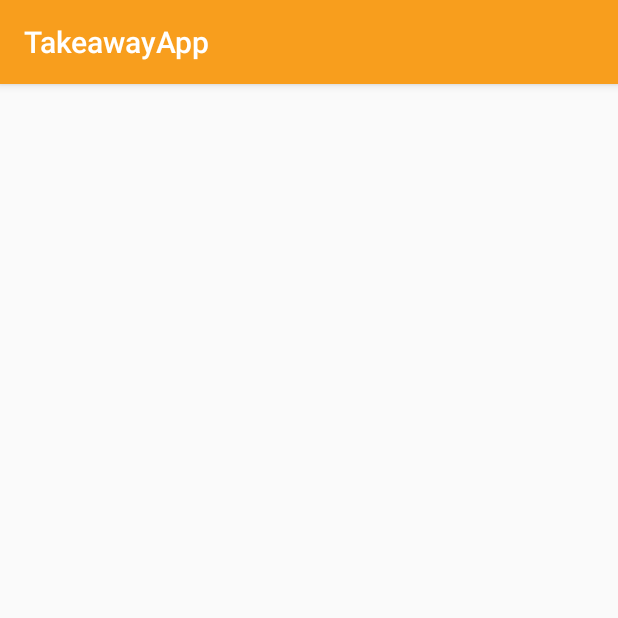
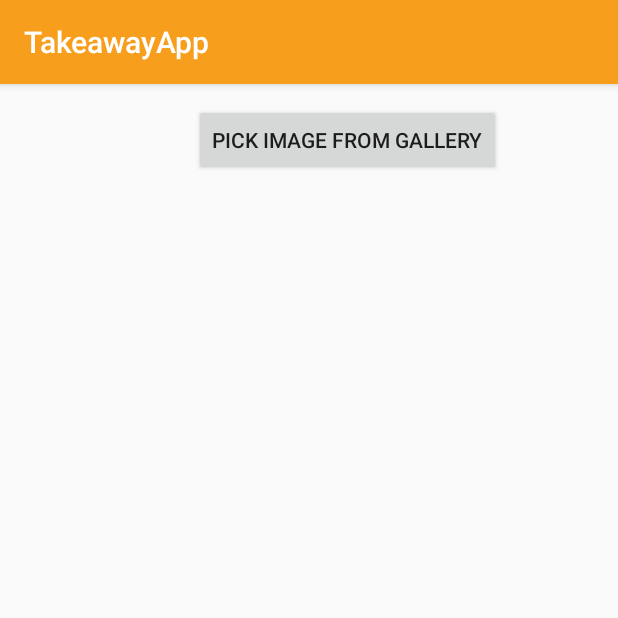
Before and after one commit to alisha-budhathoki/TakeAwayApp, an Android app: the UploadPicture screen opened directly, with no data from a screen before it, on a phone screen of 412 x 824 dp, the top half of it. Run offline under Robolectric (Android 15) with nearby library versions, the phone set to English and light mode, and no system bars; our stand-ins replace sdp/ssp sizes.

Commit message:
add dialog and open camera and gallery for image upload

```diff
--- a/app/src/main/AndroidManifest.xml
+++ b/app/src/main/AndroidManifest.xml
@@ -1,7 +1,7 @@
 <?xml version="1.0" encoding="utf-8"?>
 <manifest xmlns:android="http://schemas.android.com/apk/res/android"
     package="com.alisha.takeawayapp">
-
+    <uses-permission android:name="android.permission.READ_EXTERNAL_STORAGE" />
     <application
         android:allowBackup="true"
         android:icon="@mipmap/ic_launcher"
--- a/app/src/main/java/com/alisha/takeawayapp/UploadPicture.java
+++ b/app/src/main/java/com/alisha/takeawayapp/UploadPicture.java
@@ -2,13 +2,33 @@ package com.alisha.takeawayapp;
 
 import androidx.appcompat.app.AppCompatActivity;
 
+import android.content.Intent;
+import android.graphics.Color;
+import android.graphics.drawable.ColorDrawable;
 import android.os.Bundle;
+import android.provider.MediaStore;
+import android.view.View;
+import android.widget.ImageView;
 
 public class UploadPicture extends AppCompatActivity {
+    private static final int SELECTED_PIC = 1;
+    ImageView imageView;
 
     @Override
     protected void onCreate(Bundle savedInstanceState) {
         super.onCreate(savedInstanceState);
         setContentView(R.layout.activity_upload_picture);
+        imageView = (ImageView) findViewById(R.id.imageView);
     }
+    public void btnClick(View v) {
+        CustomDialogClass cdd = new CustomDialogClass(UploadPicture.this);
+//                cdd.getWindow().setBackgroundDrawable(new ColorDrawable(Color.TRANSPARENT));
+//                cdd.getWindow().setBackgroundDrawable(new ColorDrawable(Color.TRANSPARENT));
+                cdd.show();
+
+//        Intent intent = new Intent(MediaStore.ACTION_IMAGE_CAPTURE);
+//        startActivityForResult(intent, SELECTED_PIC);
+        System.out.println("njksajsj");
+    }
+
 }
--- a/app/src/main/res/layout/activity_upload_picture.xml
+++ b/app/src/main/res/layout/activity_upload_picture.xml
@@ -1,9 +1,33 @@
 <?xml version="1.0" encoding="utf-8"?>
-<androidx.constraintlayout.widget.ConstraintLayout xmlns:android="http://schemas.android.com/apk/res/android"
+<RelativeLayout xmlns:android="http://schemas.android.com/apk/res/android"
     xmlns:app="http://schemas.android.com/apk/res-auto"
     xmlns:tools="http://schemas.android.com/tools"
+    android:id="@+id/activity_main"
     android:layout_width="match_parent"
     android:layout_height="match_parent"
+    android:padding="@dimen/_10sdp"
     tools:context=".UploadPicture">
 
-</androidx.constraintlayout.widget.ConstraintLayout>
+
+
+    <Button
+        android:id="@+id/button"
+        android:layout_width="wrap_content"
+        android:layout_height="wrap_content"
+        android:layout_alignParentLeft="true"
+        android:layout_alignParentStart="true"
+        android:layout_alignParentTop="true"
+        android:layout_marginLeft="116dp"
+        android:layout_marginStart="116dp"
+        android:onClick="btnClick"
+        android:text="Pick image from Gallery" />
+
+    <ImageView
+        android:id="@+id/imageView"
+        android:layout_width="match_parent"
+        android:layout_height="@dimen/_150sdp"
+        android:layout_below="@+id/button"
+        android:layout_margin="@dimen/_20sdp"
+        />
+
+</RelativeLayout>
```
Also changed, not shown: app/src/main/java/com/alisha/takeawayapp/CustomDialogClass.java (+42 -10 lines), app/src/main/res/layout/pop_upload_pic.xml (added, +30 -0 lines).
